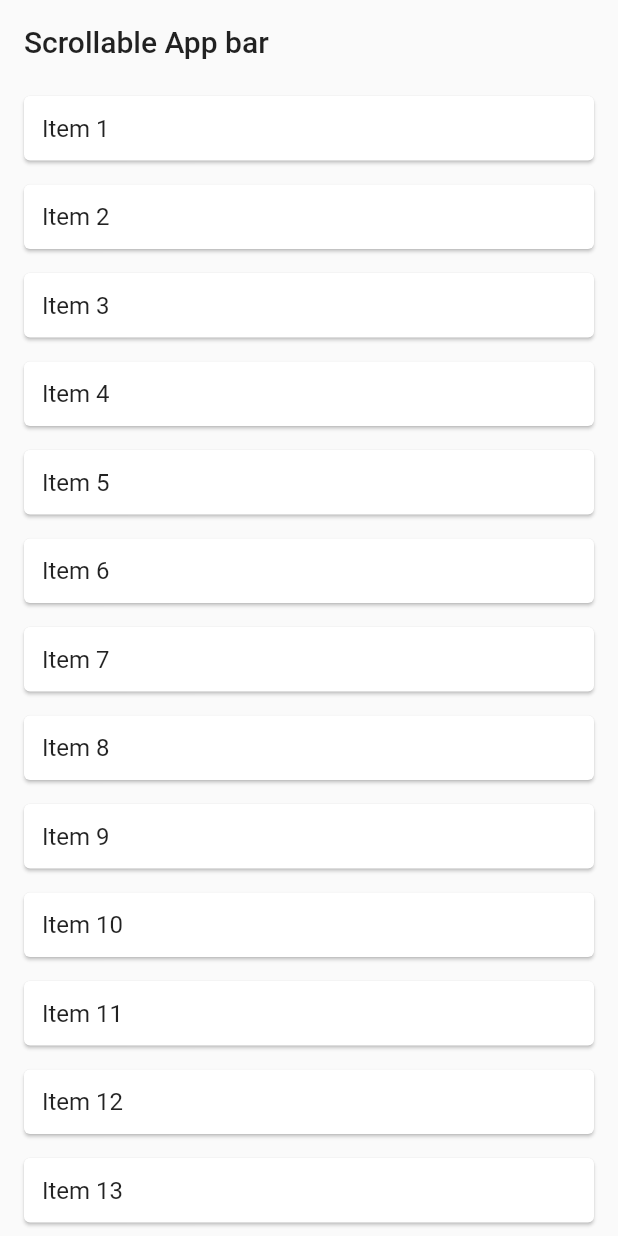
After one commit to mehulmk/Flutter-Animation, a Flutter app: the SmoothAnimatedView screen opened by its route, on a phone screen of 412 x 824 dp. The commit adds this screen. Run offline on Flutter 3.47's test engine with Material 2 defaults, Android fonts, the phone set to English and light mode, and no system bars.

Commit message:
Smooth AppBar animation with NotificationListener and AnimationBuilder

```diff
--- a/appbar_animation/lib/core/app_constant.dart
+++ b/appbar_animation/lib/core/app_constant.dart
@@ -13,5 +13,10 @@ class AppConstant {
       desc: "Animate appbar with ValueNotifier and addListener",
       pageRoute: AppPages.scrollAnimatedAppBar,
     ),
+    AnimationType(
+      title: "Smooth Animated Appbar",
+      desc: "Appbar with NotificationListener and AnimationBuilder ",
+      pageRoute: AppPages.smoothAnimatedAppBar,
+    ),
   ];
 }
--- a/appbar_animation/lib/core/app_pages.dart
+++ b/appbar_animation/lib/core/app_pages.dart
@@ -1,15 +1,18 @@
 import 'package:appbar_animation/view/animated/animated_view.dart';
 import 'package:appbar_animation/view/home/home_view.dart';
 import 'package:appbar_animation/view/scroll_animated/scroll_animated_view.dart';
+import 'package:appbar_animation/view/smooth_animated/smooth_animated_view.dart';
 
 class AppPages {
   static const home = "/";
   static const animatedAppBar = "/animatedAppbar";
   static const scrollAnimatedAppBar = "/scrollAnimatedAppbar";
+  static const smoothAnimatedAppBar = "/smoothAnimatedAppbar";
 }
 
 var appRoutes = {
   AppPages.home: (context) => const HomeView(),
   AppPages.animatedAppBar: (context) => AnimatedView(),
   AppPages.scrollAnimatedAppBar: (context) => ScrollAnimatedView(),
+  AppPages.smoothAnimatedAppBar: (context) => const SmoothAnimatedView(),
 };
--- a/appbar_animation/lib/view/animated/animated_view.dart
+++ b/appbar_animation/lib/view/animated/animated_view.dart
@@ -10,7 +10,9 @@ class AnimatedView extends StatelessWidget {
     return Scaffold(
       appBar: PreferredSize(
         preferredSize: const Size(0, 0),
-        child: Container(),
+        child: Container(
+          color: Colors.black,
+        ),
       ),
       body: Stack(
         children: [
--- a/appbar_animation/lib/view/scroll_animated/scroll_animated_view.dart
+++ b/appbar_animation/lib/view/scroll_animated/scroll_animated_view.dart
@@ -11,7 +11,9 @@ class ScrollAnimatedView extends StatelessWidget {
     return Scaffold(
       appBar: PreferredSize(
         preferredSize: const Size(0, 0),
-        child: Container(),
+        child: Container(
+          color: Colors.black,
+        ),
       ),
       body: Stack(
         children: [
--- /dev/null
+++ b/appbar_animation/lib/view/smooth_animated/smooth_animated_view.dart
@@ -0,0 +1,93 @@
+import 'package:flutter/material.dart';
+
+class SmoothAnimatedView extends StatefulWidget {
+  const SmoothAnimatedView({Key? key}) : super(key: key);
+
+  @override
+  State<SmoothAnimatedView> createState() => _SmoothAnimatedViewState();
+}
+
+class _SmoothAnimatedViewState extends State<SmoothAnimatedView>
+    with TickerProviderStateMixin {
+  late AnimationController animationController;
+  late Animation<double> elevationTween;
+  late Animation<double> radiusTween;
+
+  @override
+  void initState() {
+    super.initState();
+    animationController =
+        AnimationController(vsync: this, duration: const Duration(seconds: 0));
+    elevationTween = Tween(begin: 0.0, end: 4.0).animate(animationController);
+    radiusTween = Tween(begin: 0.0, end: 18.0).animate(animationController);
+  }
+
+  bool _scrollListener(ScrollNotification scrollInfo) {
+    if (scrollInfo.metrics.axis == Axis.vertical &&
+        scrollInfo.metrics.pixels <= 127) {
+      animationController.animateTo(scrollInfo.metrics.pixels / 127);
+      return true;
+    } else {
+      animationController.animateTo(1.0);
+      return false;
+    }
+  }
+
+  @override
+  Widget build(BuildContext context) {
+    return Scaffold(
+      appBar: PreferredSize(
+        preferredSize: const Size(0, 0),
+        child: Container(
+          color: Colors.black,
+        ),
+      ),
+      body: NotificationListener<ScrollNotification>(
+        onNotification: _scrollListener,
+        child: Stack(
+          children: [
+            ListView.builder(
+              itemCount: 50,
+              padding: const EdgeInsets.only(top: kToolbarHeight),
+              itemBuilder: (context, index) => Card(
+                margin: const EdgeInsets.symmetric(horizontal: 16, vertical: 8),
+                child: Padding(
+                  padding: const EdgeInsets.all(12),
+                  child: Text(
+                    "Item ${index + 1}",
+                    style: Theme.of(context).textTheme.subtitle1,
+                  ),
+                ),
+              ),
+            ),
+            Container(
+              color: Theme.of(context).scaffoldBackgroundColor,
+              height: kToolbarHeight,
+              width: MediaQuery.of(context).size.width,
+              child: AnimatedBuilder(
+                animation: animationController,
+                builder: (context, child) => PhysicalModel(
+                  color: Theme.of(context).scaffoldBackgroundColor,
+                  elevation: elevationTween.value,
+                  borderRadius: BorderRadius.only(
+                      bottomLeft: Radius.circular(radiusTween.value),
+                      bottomRight: Radius.circular(radiusTween.value)),
+                  child: child,
+                ),
+                child: Row(
+                  children: [
+                    const SizedBox(width: 16),
+                    Text(
+                      "Scrollable App bar",
+                      style: Theme.of(context).textTheme.headline6,
+                    ),
+                  ],
+                ),
+              ),
+            ),
+          ],
+        ),
+      ),
+    );
+  }
+}
```
